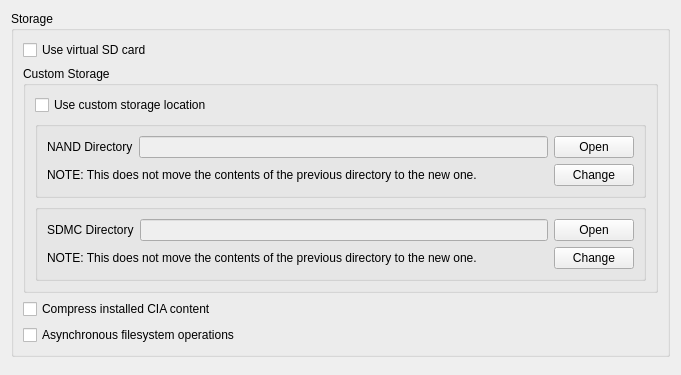
The window that src/citra_qt/configuration/configure_storage.ui (azahar-emu/azahar) describes before a commit, drawn with Qt 5.
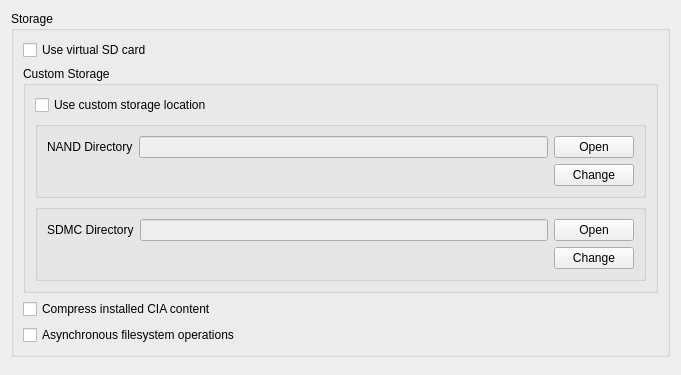
The same window after the commit.

Commit message: qt: Add folder migration for NAND/SDMC on dir change

The edit to the form file:
```diff
--- a/src/citra_qt/configuration/configure_storage.ui
+++ b/src/citra_qt/configuration/configure_storage.ui
@@ -76,13 +76,6 @@
               </item>
               <item>
                <layout class="QHBoxLayout" name="horizontalLayout_2">
-                <item>
-                 <widget class="QLabel" name="label_4">
-                  <property name="text">
-                   <string>NOTE: This does not move the contents of the previous directory to the new one.</string>
-                  </property>
-                 </widget>
-                </item>
                 <item>
                  <spacer name="horizontalSpacer_3">
                   <property name="orientation">
@@ -140,14 +133,7 @@
                </layout>
               </item>
               <item>
-               <layout class="QHBoxLayout" name="horizontalLayout_4">
-                <item>
-                 <widget class="QLabel" name="label_3">
-                  <property name="text">
-                   <string>NOTE: This does not move the contents of the previous directory to the new one.</string>
-                  </property>
-                 </widget>
-                </item>
+               <layout class="QHBoxLayout" name="horizontalLayout_4">>
                 <item>
                  <spacer name="horizontalSpacer_4">
                   <property name="orientation">
```
The commit also changes 2 other files.
